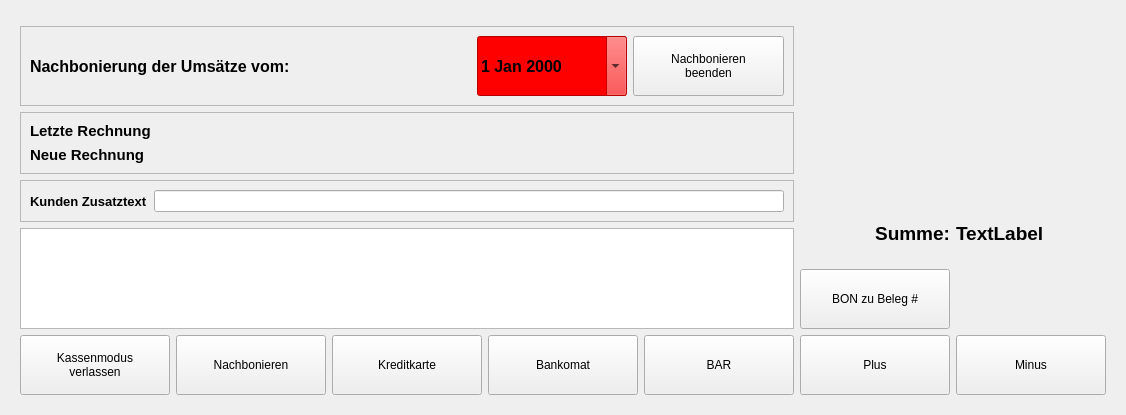
Old version of the form src/ui/qrkregister.ui in the repository todvora/qrk-registrier-kasse.
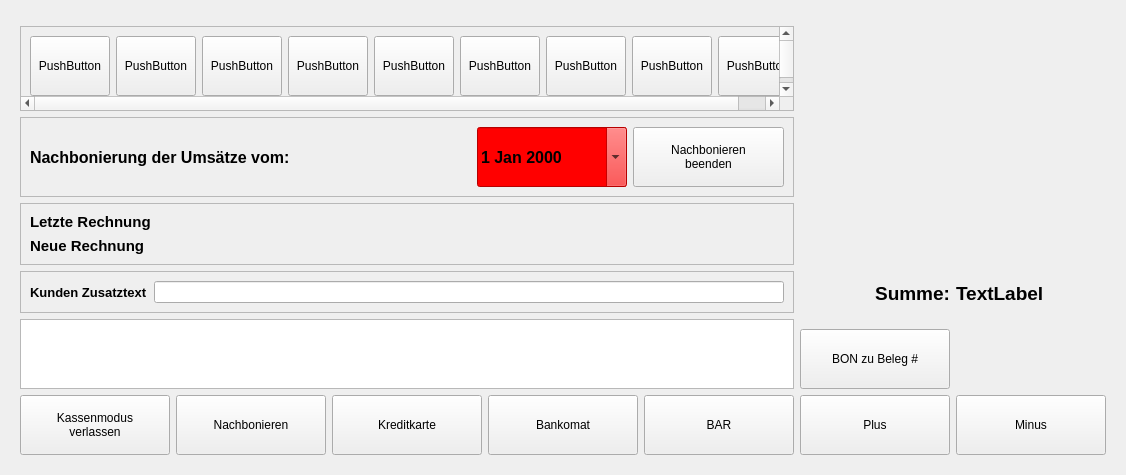
New version of the form. Icons and pictures are not drawn.

Commit message: Vorbereitung für Gruppen/Artikel Manager Vorbereitung für Quick-Artikel Buttons

Patch:
```diff
--- a/src/ui/qrkregister.ui
+++ b/src/ui/qrkregister.ui
@@ -31,6 +31,173 @@
             </property>
            </widget>
           </item>
+          <item>
+           <widget class="QScrollArea" name="scrollArea">
+            <property name="minimumSize">
+             <size>
+              <width>0</width>
+              <height>85</height>
+             </size>
+            </property>
+            <property name="maximumSize">
+             <size>
+              <width>16777215</width>
+              <height>90</height>
+             </size>
+            </property>
+            <property name="widgetResizable">
+             <bool>true</bool>
+            </property>
+            <widget class="QWidget" name="scrollAreaWidgetContents">
+             <property name="geometry">
+              <rect>
+               <x>-64</x>
+               <y>0</y>
+               <width>822</width>
+               <height>72</height>
+              </rect>
+             </property>
+             <layout class="QHBoxLayout" name="horizontalLayout_2">
+              <item>
+               <widget class="QPushButton" name="pushButton">
+                <property name="minimumSize">
+                 <size>
+                  <width>0</width>
+                  <height>60</height>
+                 </size>
+                </property>
+                <property name="sizeIncrement">
+                 <size>
+                  <width>0</width>
+                  <height>0</height>
+                 </size>
+                </property>
+                <property name="text">
+                 <string>PushButton</string>
+                </property>
+               </widget>
+              </item>
+              <item>
+               <widget class="QPushButton" name="pushButton_2">
+                <property name="minimumSize">
+                 <size>
+                  <width>0</width>
+                  <height>60</height>
+                 </size>
+                </property>
+                <property name="text">
+                 <string>PushButton</string>
+                </property>
+               </widget>
+              </item>
+              <item>
+               <widget class="QPushButton" name="pushButton_3">
+                <property name="minimumSize">
+                 <size>
+                  <width>0</width>
+                  <height>60</height>
+                 </size>
+                </property>
+                <property name="text">
+                 <string>PushButton</string>
+                </property>
+               </widget>
+              </item>
+              <item>
+               <widget class="QPushButton" name="pushButton_4">
+                <property name="minimumSize">
+                 <size>
+                  <width>0</width>
+                  <height>60</height>
+                 </size>
+                </property>
+                <property name="text">
+                 <string>PushButton</string>
+                </property>
+               </widget>
+              </item>
+              <item>
+               <widget class="QPushButton" name="pushButton_5">
+                <property name="minimumSize">
+                 <size>
+                  <width>0</width>
+                  <height>60</height>
+                 </size>
+                </property>
+                <property name="text">
+                 <string>PushButton</string>
+                </property>
+               </widget>
+              </item>
+              <item>
+               <widget class="QPushButton" name="pushButton_6">
+                <property name="minimumSize">
+                 <size>
+                  <width>0</width>
+                  <height>60</height>
+                 </size>
+                </property>
+                <property name="text">
+                 <string>PushButton</string>
+                </property>
+               </widget>
+              </item>
+              <item>
+               <widget class="QPushButton" name="pushButton_7">
+                <property name="minimumSize">
+                 <size>
+                  <width>0</width>
+                  <height>60</height>
+                 </size>
+                </property>
+                <property name="text">
+                 <string>PushButton</string>
+                </property>
+               </widget>
+              </item>
+              <item>
+               <widget class="QPushButton" name="pushButton_8">
+                <property name="minimumSize">
+                 <size>
+                  <width>0</width>
+                  <height>60</height>
+                 </size>
+                </property>
+                <property name="text">
+                 <string>PushButton</string>
+                </property>
+               </widget>
+              </item>
+              <item>
+               <widget class="QPushButton" name="pushButton_9">
+                <property name="minimumSize">
+                 <size>
+                  <width>0</width>
+                  <height>60</height>
+                 </size>
+                </property>
+                <property name="text">
+                 <string>PushButton</string>
+                </property>
+               </widget>
+              </item>
+              <item>
+               <spacer name="horizontalSpacer">
+                <property name="orientation">
+                 <enum>Qt::Horizontal</enum>
+                </property>
+                <property name="sizeHint" stdset="0">
+                 <size>
+                  <width>40</width>
+                  <height>20</height>
+                 </size>
+                </property>
+               </spacer>
+              </item>
+             </layout>
+            </widget>
+           </widget>
+          </item>
           <item>
            <widget class="QFrame" name="totallyup">
             <property name="minimumSize">
```
The commit also changes 20 other files.
